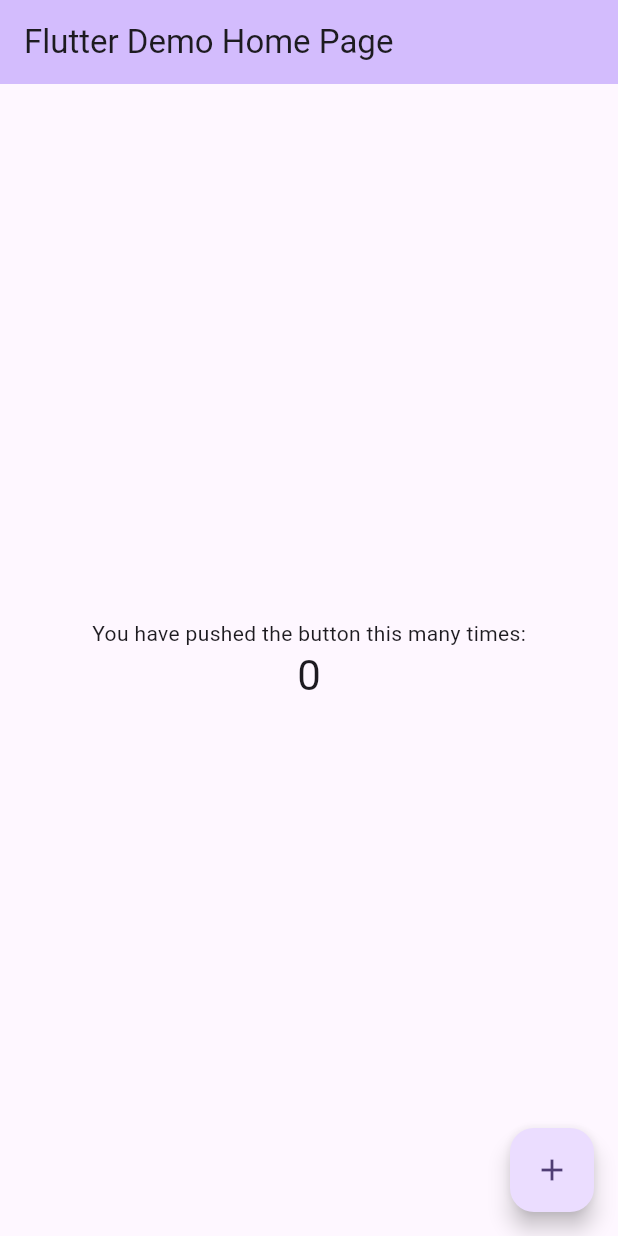
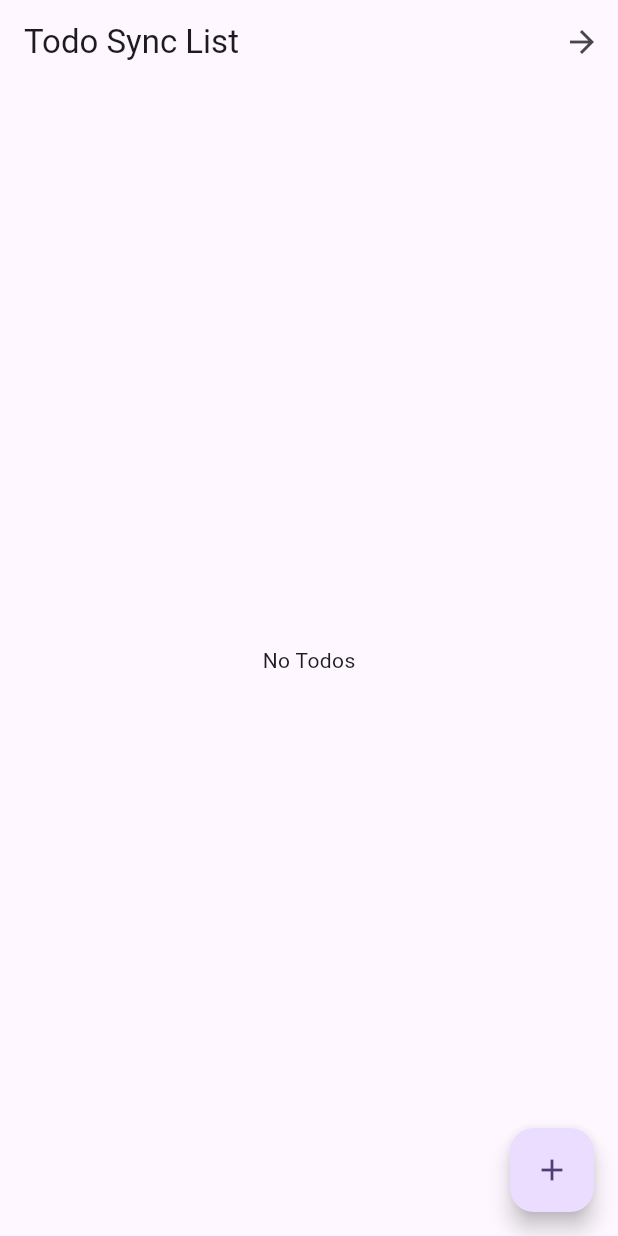
Before and after one commit to xdKeto/learning_riverpod_playground, a Flutter app: the screen it shows after launch, on a phone screen of 412 x 824 dp. Run offline on Flutter 3.47's test engine with Material 3 defaults, Android fonts, the light colour scheme and no system bars; our stand-ins replace faker, flutter_riverpod, freezed_annotation, riverpod_annotation; generated files the repository leaves out were written again.

Commit message:
sek gak fokus jancokkkk

```diff
--- a/analysis_options.yaml
+++ b/analysis_options.yaml
@@ -26,3 +26,9 @@ linter:
 
 # Additional information about this file can be found at
 # https://dart.dev/guides/language/analysis-options
+
+analyzer:
+  errors:
+    invalid_annotation_target: ignore
+  plugins:
+    - riverpod_lint
--- /dev/null
+++ b/lib/core/models/todo_list.model.dart
@@ -0,0 +1,17 @@
+import 'package:freezed_annotation/freezed_annotation.dart';
+
+part 'todo_list.model.freezed.dart';
+
+@freezed
+sealed class TodoList with _$TodoList {
+  const factory TodoList({
+    required List<Todo> todos
+  }) = _TodoList;
+}
+
+@freezed
+sealed class Todo with _$Todo {
+  const factory Todo({
+    required String title,
+  }) = _Todo;
+}
--- /dev/null
+++ b/lib/core/screen_controllers/todo_list.notifier.dart
@@ -0,0 +1,26 @@
+// import 'package:flutter_riverpod/flutter_riverpod.dart';
+import 'package:faker/faker.dart';
+import 'package:learning_riverpod/core/models/todo_list.model.dart';
+import 'package:riverpod_annotation/riverpod_annotation.dart';
+
+part 'todo_list.notifier.g.dart';
+
+@riverpod
+class TodoListNotifier extends _$TodoListNotifier {
+  @override
+  TodoList build() => TodoList(todos: []);
+
+  void add() {
+    final title = faker.lorem.sentence();
+
+    final newTodo = Todo(title: title);
+    state = state.copyWith(todos: [...state.todos, newTodo]);
+  }
+
+  void remove(int index) {
+    // state.todos.removeAt(index);
+    final modifiedTodos = [...state.todos];
+    modifiedTodos.removeAt(index);
+    state = state.copyWith(todos: modifiedTodos);
+  }
+}
--- /dev/null
+++ b/lib/core/screen_controllers/todo_list_async.notifier.dart
@@ -0,0 +1,31 @@
+// import 'package:flutter_riverpod/flutter_riverpod.dart';
+import 'package:faker/faker.dart';
+import 'package:learning_riverpod/core/models/todo_list.model.dart';
+import 'package:learning_riverpod/core/services/todo_list.service.dart';
+import 'package:riverpod_annotation/riverpod_annotation.dart';
+
+part 'todo_list_async.notifier.g.dart';
+
+@riverpod
+class TodoListAsyncNotifier extends _$TodoListAsyncNotifier {
+  // final TodoListMockService get todoService => ref
+
+  @override
+  Future<TodoList> build() async {
+    return TodoList(todos: []);
+  }
+
+  void add() {
+    // final title = faker.lorem.sentence();
+
+    // final newTodo = Todo(title: title);
+    // state = state.copyWith(todos: [...state.todos, newTodo]);
+  }
+
+  void remove(int index) {
+    // // state.todos.removeAt(index);
+    // final modifiedTodos = [...state.todos];
+    // modifiedTodos.removeAt(index);
+    // state = state.copyWith(todos: modifiedTodos);
+  }
+}
--- /dev/null
+++ b/lib/core/services/todo_list.service.dart
@@ -0,0 +1,37 @@
+import 'package:faker/faker.dart';
+import 'package:learning_riverpod/core/models/todo_list.model.dart';
+import 'package:riverpod_annotation/riverpod_annotation.dart';
+
+part 'todo_list.service.g.dart';
+
+@riverpod
+TodoListMockService todoListService(Ref ref) {
+  return TodoListMockService();
+}
+
+class TodoListMockService {
+  List<Todo> list = [];
+
+  Future<List<Todo>> get() async {
+    await Future.delayed(Duration(seconds: 1));
+
+    return list;
+  }
+
+  Future<List<Todo>> add() async {
+    await Future.delayed(Duration(seconds: 1));
+    final title = faker.lorem.sentence();
+    final newTodo = Todo(title: title);
+    list = [...list, newTodo];
+
+    return list;
+  }
+
+  Future<List<Todo>> remove(int index) async {
+    await Future.delayed(Duration(seconds: 1));
+
+    list.removeAt(index);
+
+    return list;
+  }
+}
--- a/lib/main.dart
+++ b/lib/main.dart
@@ -1,7 +1,9 @@
 import 'package:flutter/material.dart';
+import 'package:flutter_riverpod/flutter_riverpod.dart';
+import 'package:learning_riverpod/ui/screens/todolist.screen.dart';
 
 void main() {
-  runApp(const MyApp());
+  runApp(ProviderScope(child: const MyApp()));
 }
 
 class MyApp extends StatelessWidget {
@@ -12,54 +14,7 @@ class MyApp extends StatelessWidget {
     return MaterialApp(
       title: 'Flutter Demo',
       theme: ThemeData(colorScheme: .fromSeed(seedColor: Colors.deepPurple)),
-      home: const MyHomePage(title: 'Flutter Demo Home Page'),
+      home: const TodoListScreen(),
     );
   }
 }
-
-class MyHomePage extends StatefulWidget {
-  const MyHomePage({super.key, required this.title});
-
-  final String title;
-
-  @override
-  State<MyHomePage> createState() => _MyHomePageState();
-}
-
-class _MyHomePageState extends State<MyHomePage> {
-  int _counter = 0;
-
-  void _incrementCounter() {
-    setState(() {
-      _counter++;
-    });
-  }
-
-  @override
-  Widget build(BuildContext context) {
-    return Scaffold(
-      appBar: AppBar(
-        backgroundColor: Theme.of(context).colorScheme.inversePrimary,
-
-        title: Text(widget.title),
-      ),
-      body: Center(
-        child: Column(
-          mainAxisAlignment: .center,
-          children: [
-            const Text('You have pushed the button this many times:'),
-            Text(
-              '$_counter',
-              style: Theme.of(context).textTheme.headlineMedium,
-            ),
-          ],
-        ),
-      ),
-      floatingActionButton: FloatingActionButton(
-        onPressed: _incrementCounter,
-        tooltip: 'Increment',
-        child: const Icon(Icons.add),
-      ),
-    );
-  }
-}
--- /dev/null
+++ b/lib/ui/screens/todolist.screen.dart
@@ -0,0 +1,47 @@
+import 'package:flutter/material.dart';
+import 'package:flutter_riverpod/flutter_riverpod.dart';
+import 'package:learning_riverpod/core/screen_controllers/todo_list.notifier.dart';
+import 'package:learning_riverpod/ui/screens/todolist_async.screen.dart';
+
+class TodoListScreen extends ConsumerWidget {
+  const TodoListScreen({super.key});
+
+  @override
+  Widget build(BuildContext context, WidgetRef ref) {
+    final state = ref.watch(todoListProvider);
+    final stateNotifier = ref.read(todoListProvider.notifier);
+
+    return Scaffold(
+      appBar: AppBar(title: const Text("Todo Sync List"), actions: [
+        IconButton(
+          onPressed: () {
+            Navigator.of(context).push(MaterialPageRoute(builder: (context) {
+              return const TodoListAsyncScreen();
+            }));
+          },
+          icon: const Icon(Icons.arrow_forward),
+        ),
+      ],),
+      floatingActionButton: FloatingActionButton(
+        onPressed: () {
+          stateNotifier.add();
+        },
+        child: const Icon(Icons.add),
+      ),
+      body: state.todos.isEmpty
+          ? Center(child: Text("No Todos"))
+          : ListView(
+              children: state.todos.map((e) {
+                return Dismissible(
+                  key: Key(e.title),
+                  confirmDismiss: (direction) {
+                    stateNotifier.remove(state.todos.indexOf(e));
+                    return Future.value(false);
+                  },
+                  child: ListTile(title: Text(e.title)),
+                );
+              }).toList(),
+            ),
+    );
+  }
+}
```
Also changed, not shown: lib/ui/screens/todolist_async.screen.dart (added, +47 -0 lines), pubspec.yaml (+12 -2 lines), lib/core/models/todo_list.model.freezed.dart (added), lib/core/screen_controllers/todo_list.notifier.g.dart (added), lib/core/screen_controllers/todo_list_async.notifier.g.dart (added), lib/core/services/todo_list.service.g.dart (added), pubspec.lock.
